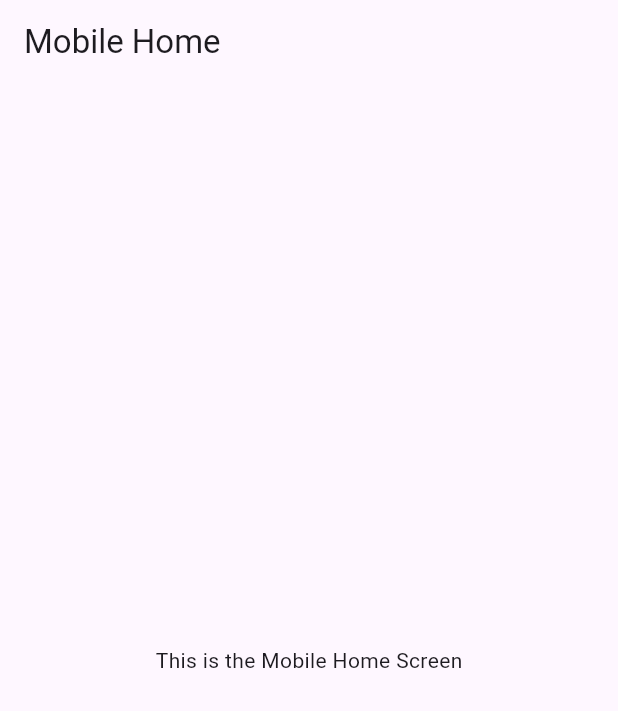
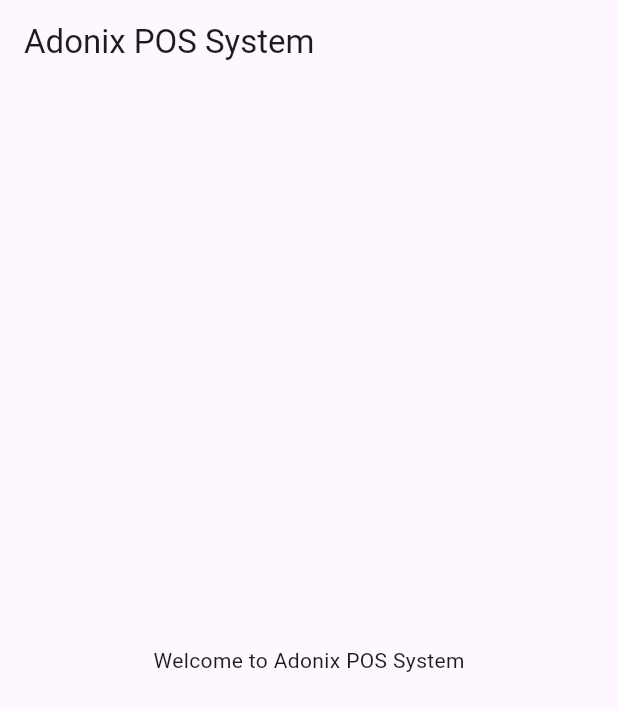
Before and after one commit to fhrabbi555/adonixpossystem, a Flutter app: the screen it shows after launch, on a phone screen of 412 x 824 dp. Shown: the top 711 px of the screen. Run offline on Flutter 3.47's test engine with Material 3 defaults, Android fonts, the phone set to English and light mode, and no system bars; our stand-ins replace get; generated files the repository leaves out were written again.

Commit message:
Make localization

```diff
--- /dev/null
+++ b/l10n.yaml
@@ -0,0 +1,3 @@
+arb-dir: lib/l10n
+template-arb-file: intl_en.arb
+output-localization-file: app_localizations.dart
--- /dev/null
+++ b/lib/l10n/intl_ar.arb
@@ -0,0 +1,4 @@
+{
+  "app_name": "نظام نقاط البيع أدونيكس",
+  "welcome_msg" : "مرحبًا بك في نظام نقاط البيع أدونيكس"
+}
--- /dev/null
+++ b/lib/l10n/intl_en.arb
@@ -0,0 +1,4 @@
+{
+  "app_name": "Adonix POS System",
+   "welcome_msg" : "Welcome to Adonix POS System"
+}
--- /dev/null
+++ b/lib/l10n/intl_es.arb
@@ -0,0 +1,4 @@
+{
+  "app_name": "Adonix POS System",
+  "welcome_msg" : "Welcome to Adonix POS System"
+}
--- a/lib/main.dart
+++ b/lib/main.dart
@@ -1,8 +1,10 @@
+import 'package:flutter/material.dart';
+import 'package:flutter_localizations/flutter_localizations.dart';
+import 'package:get/get.dart';
 import 'package:adonixpossystem/responsive_layout.dart';
 import 'package:adonixpossystem/views/home/mobile_home_screen.dart';
 import 'package:adonixpossystem/views/home/web_home_screen.dart';
-import 'package:flutter/material.dart';
-import 'package:get/get.dart';
+import 'package:flutter_gen/gen_l10n/app_localizations.dart'; // Adjust import based on your setup
 
 void main() {
   runApp(const MyApp());
@@ -19,6 +21,18 @@ class MyApp extends StatelessWidget {
       theme: ThemeData(
         primarySwatch: Colors.green,
       ),
+      localizationsDelegates: [
+        GlobalMaterialLocalizations.delegate,
+        GlobalWidgetsLocalizations.delegate,
+        GlobalCupertinoLocalizations.delegate,
+        AppLocalizations.delegate,
+      ],
+      supportedLocales: [
+        const Locale('en', ''), // English
+        const Locale('es', ''), // Spanish
+        const Locale('ar', ''), // Arabic
+      ],
+      locale: const Locale('en', ''), // Set default locale here
       home: ResponsiveLayout(
         mobileScreen: MobileHomeScreen(),
         webScreen: WebHomeScreen(),
--- a/lib/responsive_layout.dart
+++ b/lib/responsive_layout.dart
@@ -1,5 +1,4 @@
 import 'package:flutter/material.dart';
-import 'package:get/get.dart';
 
 // ResponsiveLayout helps to switch between mobile and web screens based on screen width.
 class ResponsiveLayout extends StatelessWidget {
--- a/lib/views/home/mobile_home_screen.dart
+++ b/lib/views/home/mobile_home_screen.dart
@@ -1,13 +1,17 @@
 import 'package:flutter/material.dart';
-import 'package:get/get.dart';
+import 'package:flutter_gen/gen_l10n/app_localizations.dart'; // Import the generated localization class
 
 class MobileHomeScreen extends StatelessWidget {
   @override
   Widget build(BuildContext context) {
     return Scaffold(
-      appBar: AppBar(title: Text("Mobile Home")),
+      appBar: AppBar(
+        title: Text(AppLocalizations.of(context)!
+            .app_name), // Use localized string for the AppBar title
+      ),
       body: Center(
-        child: Text("This is the Mobile Home Screen"),
+        child: Text(AppLocalizations.of(context)!
+            .welcome_msg), // Use localized string for the body text
       ),
     );
   }
--- a/lib/views/home/web_home_screen.dart
+++ b/lib/views/home/web_home_screen.dart
@@ -5,9 +5,11 @@ class WebHomeScreen extends StatelessWidget {
   @override
   Widget build(BuildContext context) {
     return Scaffold(
-      appBar: AppBar(title: Text("Web Home")),
+      appBar: AppBar(
+        title: Text('title'.tr), // Localized title
+      ),
       body: Center(
-        child: Text("This is the Web Home Screen"),
+        child: Text('welcome'.tr), // Localized welcome message
       ),
     );
   }
```
Also changed, not shown: pubspec.yaml (+5 -70 lines), pubspec.lock.
